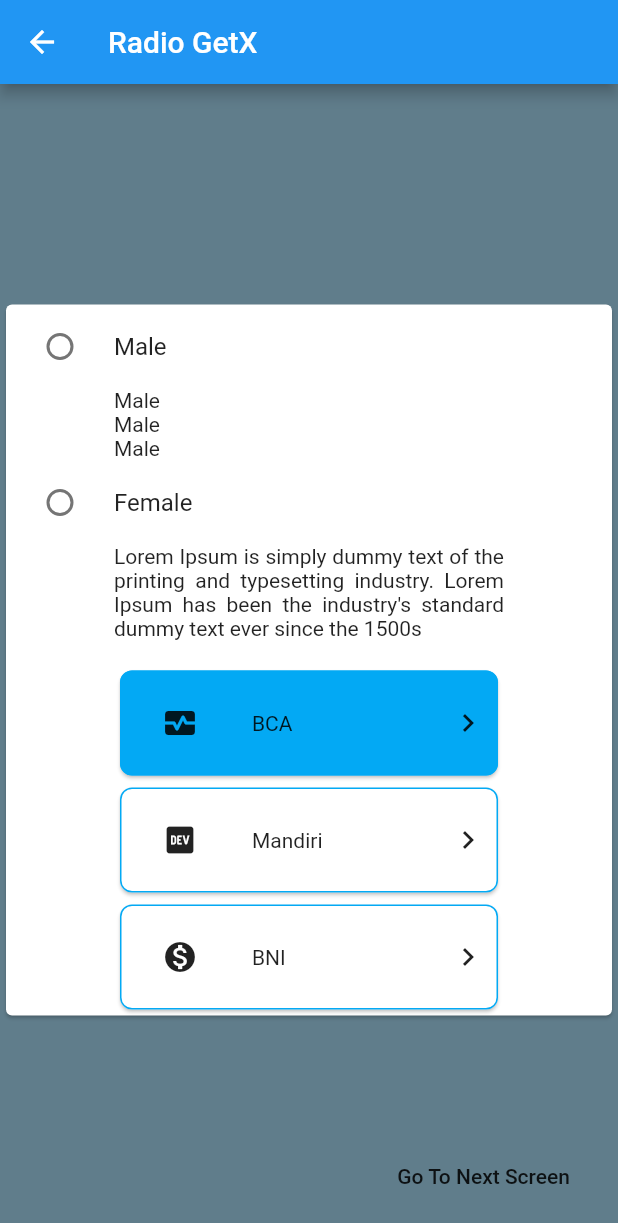
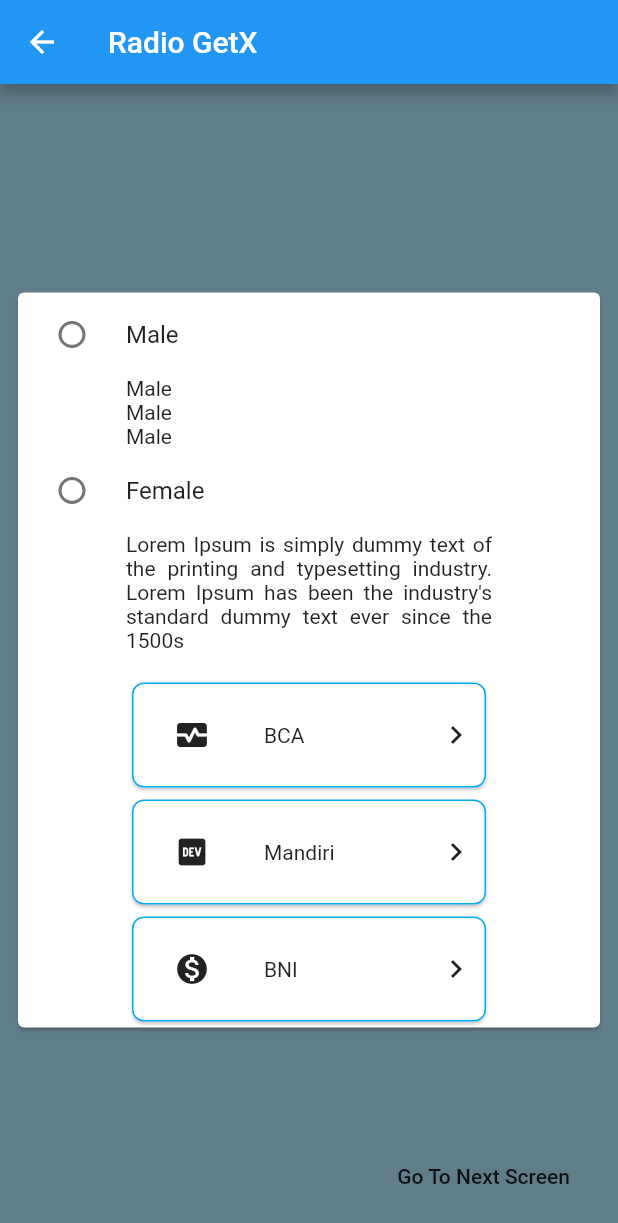
Before and after one commit to imaldila/aorl_apps_GetX, a Flutter app: the MainRadioScreen screen opened by its route, on a phone screen of 412 x 824 dp. Shown: the top 1223 px of the screen. Run offline on Flutter 3.47's test engine with Material 2 defaults, Android fonts, the phone set to English and light mode, and no system bars; our stand-ins replace dio, get.

Commit message:
fix model & handle list bank

```diff
--- a/lib/bindings/radio_binding.dart
+++ b/lib/bindings/binding.dart
@@ -1,4 +1,5 @@
 import 'package:aorl_apps_getx/features/radio/controllers/radio_controllers.dart';
+
 import 'package:get/get.dart';
 
 class RadioBinding extends Bindings {
--- /dev/null
+++ b/lib/bindings/textfield_binding.dart
@@ -0,0 +1,9 @@
+import 'package:aorl_apps_getx/features/textfield/controllers/text_controller.dart';
+import 'package:get/get.dart';
+
+class TextFieldBinding extends Bindings {
+  @override
+  void dependencies() {
+    Get.lazyPut<TextController>(() => TextController());
+  }
+}
--- a/lib/features/radio/controllers/radio_controllers.dart
+++ b/lib/features/radio/controllers/radio_controllers.dart
@@ -1,36 +1,57 @@
+// ignore_for_file: avoid_print
+
 import 'package:aorl_apps_getx/features/radio/models/bank_list_model.dart';
 import 'package:aorl_apps_getx/features/radio/models/gender_model.dart';
-import 'package:flutter/material.dart';
 import 'package:get/get.dart';
 
 class RadioController extends GetxController {
-  final List<Gender> genders = [
-    Gender(label: 'Male'),
-    Gender(label: 'Female'),
-  ];
+  ListGender genders = ListGender();
+  BankList banks = BankList();
 
-  final List<BankList> banks = [
-    BankList(
-      label: 'BCA',
-      icon: const Icon(Icons.monitor_heart),
-    ),
-    BankList(
-      label: 'Mandiri',
-      icon: const Icon(Icons.logo_dev),
-    ),
-    BankList(
-      label: 'BNI',
-      icon: const Icon(Icons.monetization_on),
-    ),
-  ].obs;
+  @override
+  void onInit() {
+    fetchGender();
+    fetchBank();
+    onSelectedBank(-1);
+    super.onInit();
+  }
 
-  final _bankList = BankList().obs;
-  BankList get bankList => _bankList.value;
+  final RxList<Bank> _bankList = <Bank>[].obs;
+  List<Bank> get bankList => _bankList;
+
+  final RxList<Gender> _listGender = <Gender>[].obs;
+  List<Gender> get listGender => _listGender;
+
+  RxBool isFetching = false.obs;
 
   var selectedGenders = ''.obs;
   RxInt selectedBank = 0.obs;
 
-  gendersLenght() => genders.length;
+  // gendersLenght() => genders.length;
+
+  fetchGender() {
+    try {
+      isFetching.value = true;
+      _listGender.addAll(genders.listGender);
+      isFetching.value = false;
+      update();
+    } catch (e) {
+      isFetching.value = false;
+      print(e.toString());
+    }
+  }
+
+  fetchBank() {
+    try {
+      isFetching.value = true;
+      _bankList.addAll(banks.bankList);
+      isFetching.value = false;
+      update();
+    } catch (e) {
+      isFetching.value = false;
+      print(e.toString());
+    }
+  }
 
   onChangedGender(var gender) {
     selectedGenders.value = gender;
--- a/lib/features/radio/models/bank_list_model.dart
+++ b/lib/features/radio/models/bank_list_model.dart
@@ -1,8 +1,24 @@
 import 'package:flutter/material.dart';
 
-class BankList {
+class Bank {
   final String? label;
   final Icon? icon;
 
-  BankList({this.label, this.icon});
+  Bank({this.label, this.icon});
 }
+class BankList {
+List<Bank> bankList = [
+    Bank(
+      label: 'BCA',
+      icon: const Icon(Icons.monitor_heart),
+    ),
+    Bank(
+      label: 'Mandiri',
+      icon: const Icon(Icons.logo_dev),
+    ),
+    Bank(
+      label: 'BNI',
+      icon: const Icon(Icons.monetization_on),
+    ),
+  ];
+}
--- a/lib/features/radio/models/gender_model.dart
+++ b/lib/features/radio/models/gender_model.dart
@@ -1,12 +1,16 @@
 class Gender {
   final String label;
+  final bool status;
 
-  Gender({required this.label});
+  Gender({
+    required this.label,
+    required this.status,
+  });
 }
 
 class ListGender {
   final List<Gender> listGender = [
-    Gender(label: 'Male'),
-    Gender(label: 'Female'),
+    Gender(label: 'Male', status: true),
+    Gender(label: 'Female', status: true),
   ];
 }
--- a/lib/features/radio/screens/components/card_bank_list.dart
+++ b/lib/features/radio/screens/components/card_bank_list.dart
@@ -17,7 +17,7 @@
   Widget build(BuildContext context) {
     return ListView.builder(
       shrinkWrap: true,
-      itemCount: radioC.banks.length,
+      itemCount: radioC.banks.bankList.length,
       physics: const NeverScrollableScrollPhysics(),
       itemBuilder: (context, index) => Card(
         shape: RoundedRectangleBorder(
@@ -33,7 +33,7 @@
               if (radioC.selectedGenders.value == 'Female') {
                 radioC.onSelectedBank(index);
                 if (kDebugMode) {
-                  print(radioC.banks[index].label);
+                  print(radioC.banks.bankList[index].label);
                 }
               }
             },
@@ -52,13 +52,13 @@
                     padding: const EdgeInsets.all(8),
                     height: 70,
                     width: 80,
-                    child: radioC.banks[index].icon,
+                    child: radioC.banks.bankList[index].icon,
                   ),
                   const SizedBox(
                     width: 8,
                   ),
                   Text(
-                    radioC.banks[index].label!,
+                    radioC.banks.bankList[index].label!,
                     style: ThemeData().textTheme.bodyText2,
                   ),
                   const Spacer(),
--- a/lib/features/radio/screens/female_screen.dart
+++ b/lib/features/radio/screens/female_screen.dart
@@ -10,7 +10,7 @@
 
   @override
   Widget build(BuildContext context) {
-    BankList bankList = Get.arguments;
+    Bank bank = Get.arguments;
     return Scaffold(
       appBar: AppBar(
         title: const Text('Female'),
@@ -22,9 +22,9 @@
               padding: const EdgeInsets.all(8),
               height: 70,
               width: 80,
-              child: bankList.icon,
+              child: bank.icon,
             ),
-            Text(bankList.label ?? 'No Data'),
+            Text(bank.label ?? 'No Data'),
           ],
         ),
       ),
--- a/lib/features/radio/screens/main_radio_screen.dart
+++ b/lib/features/radio/screens/main_radio_screen.dart
@@ -1,3 +1,5 @@
+// ignore_for_file: avoid_print
+
 import 'package:aorl_apps_getx/features/radio/models/bank_list_model.dart';
 import 'package:aorl_apps_getx/features/radio/models/gender_model.dart';
 import 'package:aorl_apps_getx/router/route_name.dart';
@@ -30,7 +32,7 @@
           } else {
             Get.toNamed(
               RouteName.femaleScreen,
-              arguments: radioC.banks[radioC.selectedBank.value],
+              arguments: radioC.banks.bankList[radioC.selectedBank.value],
             );
             print(radioC.selectedBank.value);
           }
@@ -38,35 +40,41 @@
         child: const Text('Go To Next Screen'),
       ),
       body: Center(
+        child: Padding(
+          padding: const EdgeInsets.all(8.0),
           child: Card(
             child: ListView.builder(
               shrinkWrap: true,
-            itemCount: radioC.gendersLenght(),
+              itemCount: radioC.genders.listGender.length,
               physics: const NeverScrollableScrollPhysics(),
-            itemBuilder: (ctx, index) => (radioC.genders[index].label ==
-                        'Female' ||
-                    radioC.genders[index].label == 'Male')
+              itemBuilder: (ctx, index) => (radioC.genders.listGender[index].label ==
+                              'Female' &&
+                          radioC.genders.listGender[index].status == true) ||
+                      (radioC.genders.listGender[index].label == 'Male' &&
+                          radioC.genders.listGender[index].status == true)
                   ? Obx(
                       () => Column(
                         crossAxisAlignment: CrossAxisAlignment.start,
                         children: [
                           RadioListTile(
-                          title: Text(radioC.genders[index].label),
-                          value: radioC.genders[index].label,
+                            title: Text(radioC.genders.listGender[index].label),
+                            value: radioC.genders.listGender[index].label,
                             groupValue: radioC.selectedGenders.value,
                             onChanged: (value) {
                               radioC.onChangedGender(value);
                               if (kDebugMode) {
-                              print('tapped: ${radioC.selectedGenders.value}');
+                                print(
+                                    'tapped: ${radioC.selectedGenders.value}');
                               }
                             },
                           ),
                           Padding(
-                          padding:
-                              const EdgeInsets.symmetric(horizontal: 36.0 * 2),
+                            padding: const EdgeInsets.symmetric(
+                                horizontal: 36.0 * 2),
                             child: Column(
                               children: [
-                              (radioC.genders[index].label == 'Female')
+                                (radioC.genders.listGender[index].label ==
+                                        'Female')
                                     ? Column(
                                         children: [
                                           Text(
@@ -82,7 +90,8 @@
                                           CardBankList(radioC: radioC),
                                         ],
                                       )
-                                  : (radioC.genders[index].label == 'Male')
+                                    : (radioC.genders.listGender[index].label ==
+                                            'Male')
                                         ? Column(
                                             children: const [
                                               Text('Male'),
@@ -101,6 +110,7 @@
             ),
           ),
         ),
+      ),
     );
   }
 }
--- a/lib/home_page.dart
+++ b/lib/home_page.dart
@@ -28,7 +28,7 @@
             ElevatedButton(
               onPressed: () {
                 Navigator.push(context,
-                    MaterialPageRoute(builder: (_) => const TextFieldScreen()));
+                    MaterialPageRoute(builder: (_) => TextFieldScreen()));
               },
               child: const Text('Go To TextField'),
             ),
--- a/lib/router/app_routes.dart
+++ b/lib/router/app_routes.dart
@@ -1,4 +1,5 @@
-import 'package:aorl_apps_getx/bindings/radio_binding.dart';
+import 'package:aorl_apps_getx/bindings/binding.dart';
+import 'package:aorl_apps_getx/bindings/textfield_binding.dart';
 import 'package:aorl_apps_getx/features/counter/screens/counter_screen.dart';
 import 'package:aorl_apps_getx/features/dio/screens/dio_screen.dart';
 import 'package:aorl_apps_getx/features/passdata/screens/screen_one.dart';
@@ -22,7 +23,10 @@
       page: () => const HomePage(),
     ),
     GetPage(name: RouteName.counter, page: () => const CounterScreen()),
-    GetPage(name: RouteName.textfield, page: () => const TextFieldScreen()),
+    GetPage(
+        name: RouteName.textfield,
+        page: () => TextFieldScreen(),
+        binding: TextFieldBinding()),
     GetPage(name: RouteName.workers, page: () => const WorkerScreen()),
     GetPage(name: RouteName.passData, page: () => const PassDataScreen()),
     GetPage(name: RouteName.screenone, page: () => const ScreenOne()),
```
Also changed, not shown: lib/features/textfield/controllers/text_controller.dart (+66 -1 lines), lib/features/textfield/screens/textfield_screen.dart (+57 -4 lines). Lines whose indentation alone changed are shown as unchanged.
